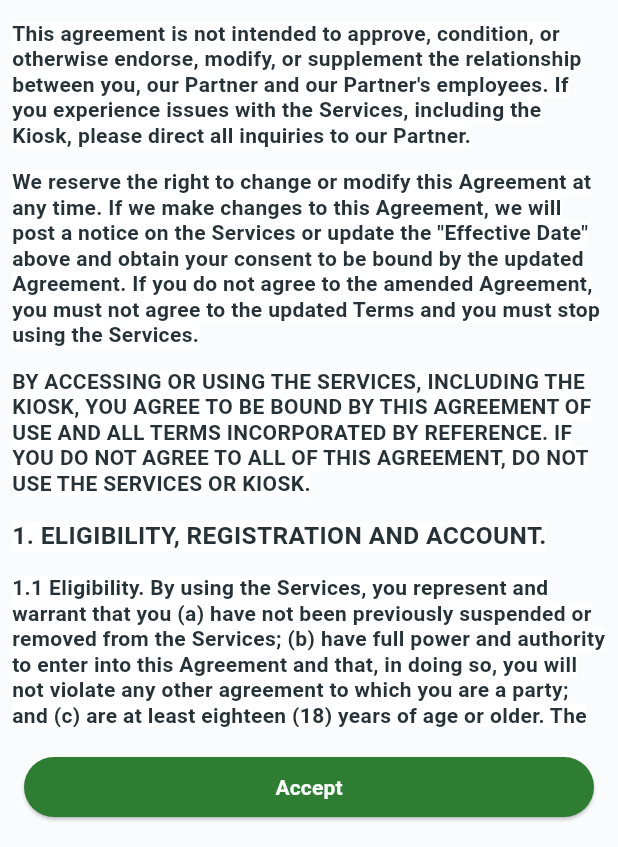
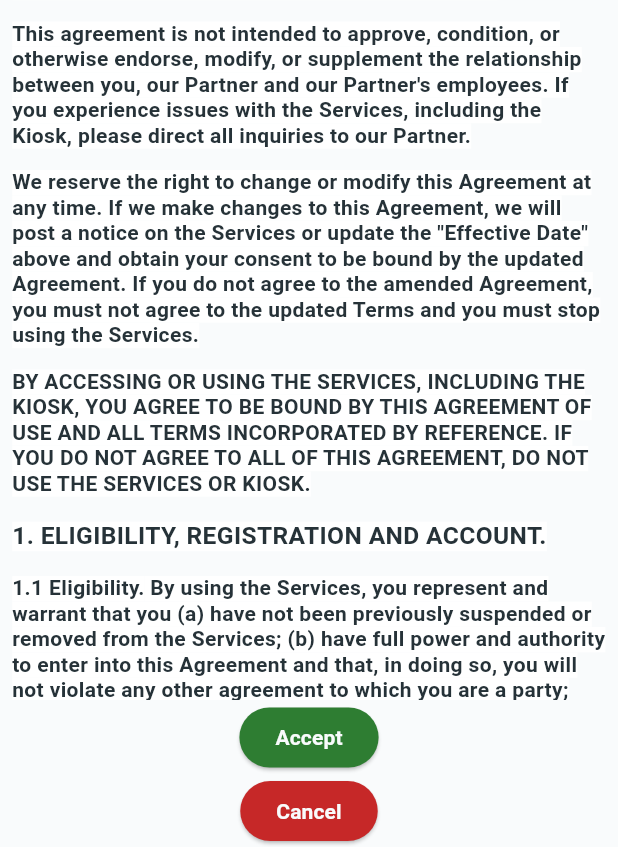
Before and after one commit to technomurali/checkmate, a Flutter app: the TermsAndConditionsScreen screen opened directly, on a phone screen of 412 x 824 dp, the part 389-1236 px from its top. Run offline on Flutter 3.47's test engine with Material 3 defaults, Android fonts, the phone set to English and light mode, and no system bars; drawn by our look-alikes of flutter_html; our stand-ins replace dropdown_search, file_picker, firebase_core, firebase_messaging, flutter_local_notifications, flutter_slidable and 4 more; missing offline and left inert: http_interceptor, linkedin_login, msal_auth; accounts and stored records are empty.

```diff
--- a/lib/core/constants/app_strings.dart
+++ b/lib/core/constants/app_strings.dart
@@ -142,7 +142,9 @@ class AppStrings {
   static const String selectHcpPractitioners = "Select HCP Practitioners *";
   static const String amountPerHcp = "Amount per HCP:";
   static const String sendForApproval = "Send for Approval";
-  static const String submitCheckinMessage = "Once submitted, check-in cannot be modified";
+  static const String submitCheckinMessage =
+      "Once submitted, check-in cannot be modified";
+  static const String cancel = "Cancel";
 }
 
 class ErrorText {
--- a/lib/features/auth/business_logic/signup_screen_logic.dart
+++ b/lib/features/auth/business_logic/signup_screen_logic.dart
@@ -14,6 +14,7 @@ class SignupScreenLogic extends ChangeNotifier {
   bool isLoading = false;
   String? passwordError;
   String? emailError;
+
 
   List<Map> filteredCompanies = [];
   List<Map> allCompanies = [];
--- a/lib/features/auth/screens/terms_and_conditions_screen.dart
+++ b/lib/features/auth/screens/terms_and_conditions_screen.dart
@@ -86,11 +86,8 @@ class _TermsAndConditionsScreenState extends State<TermsAndConditionsScreen> {
               ),
             ),
             Padding(
-              padding: const EdgeInsets.symmetric(horizontal: 16, vertical: 16),
-              child: Row(
-                mainAxisAlignment: MainAxisAlignment.center,
-                children: [
-                  Expanded(
+              padding: const EdgeInsets.symmetric(horizontal: 16, vertical: 1),
+              child: Expanded(
                 child: ElevatedButton(
                   style: ElevatedButton.styleFrom(
                     backgroundColor: AppColors.accentSuccess,
@@ -104,7 +101,22 @@ class _TermsAndConditionsScreenState extends State<TermsAndConditionsScreen> {
                   ),
                 ),
               ),
-                ],
+            ),
+             Padding(
+              padding: const EdgeInsets.symmetric(horizontal: 16, vertical: 0),
+              child: Expanded(
+                child: ElevatedButton(
+                  style: ElevatedButton.styleFrom(
+                    backgroundColor: AppColors.accentError,
+                  ),
+                  onPressed: () {
+                    Navigator.pop(context, false);
+                  },
+                  child: Text(
+                    AppStrings.cancel,
+                    style: TextStyle(color: AppColors.background),
+                  ),
+                ),
               ),
             ),
           ],
```
Also changed, not shown: lib/features/auth/screens/signup_screen.dart (+11 -7 lines). Lines whose indentation alone changed are shown as unchanged.
